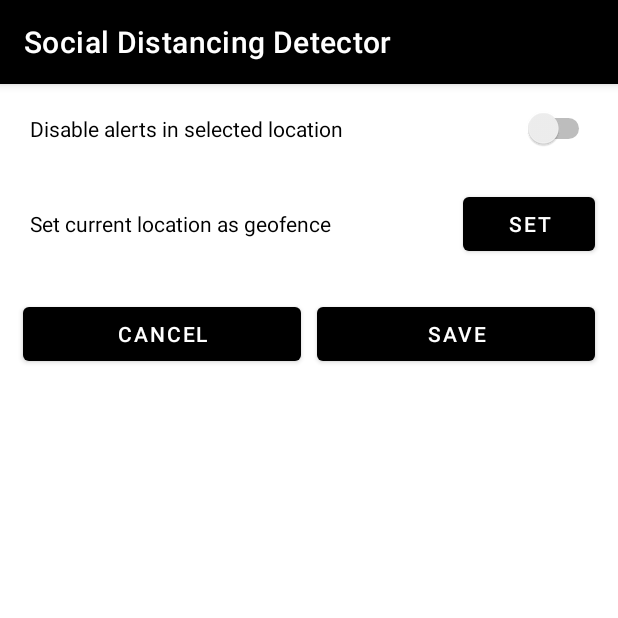
After one commit to ECE492CHDS1/CHDS, an Android app: the SettingsActivity screen opened directly, with no data from a screen before it, on a phone screen of 412 x 824 dp, the top half of it. The commit adds this screen. Run offline under Robolectric (Android 15) with nearby library versions, the phone set to English and light mode, and no system bars.

Commit message:
Added settings activity buttons

```diff
--- a/SW/app/src/main/AndroidManifest.xml
+++ b/SW/app/src/main/AndroidManifest.xml
@@ -18,7 +18,7 @@
         android:roundIcon="@mipmap/ic_launcher_round"
         android:supportsRtl="true"
         android:theme="@style/Theme.SocialDistancingDetector">
-
+        <activity android:name=".SettingsActivity"></activity>
 
         <meta-data
             android:name="come.google.android.nearby.messages.API_KEY"
--- /dev/null
+++ b/SW/app/src/main/java/com/chds/socialdistancingdetector/SettingsActivity.java
@@ -0,0 +1,14 @@
+package com.chds.socialdistancingdetector;
+
+import androidx.appcompat.app.AppCompatActivity;
+
+import android.os.Bundle;
+
+public class SettingsActivity extends AppCompatActivity {
+
+    @Override
+    protected void onCreate(Bundle savedInstanceState) {
+        super.onCreate(savedInstanceState);
+        setContentView(R.layout.activity_settings);
+    }
+}
--- /dev/null
+++ b/SW/app/src/main/res/layout/activity_settings.xml
@@ -0,0 +1,83 @@
+<?xml version="1.0" encoding="utf-8"?>
+<LinearLayout xmlns:android="http://schemas.android.com/apk/res/android"
+    xmlns:tools="http://schemas.android.com/tools"
+    android:layout_width="match_parent"
+    android:layout_height="match_parent"
+    xmlns:app="http://schemas.android.com/apk/res-auto"
+    android:orientation="vertical"
+    tools:context=".MainActivity">
+
+    <LinearLayout
+        android:layout_width="match_parent"
+        android:layout_height="wrap_content"
+        android:orientation="horizontal"
+        android:padding="10dp">
+
+        <TextView
+            android:layout_width="wrap_content"
+            android:layout_height="match_parent"
+            android:padding="10dp"
+            android:layout_weight="1"
+            android:text="Disable alerts in selected location"
+            android:textColor="@color/black"
+            android:gravity="center_vertical"/>
+
+        <Switch
+            android:id="@+id/geofence_switch"
+            android:layout_width="wrap_content"
+            android:layout_height="match_parent"
+            android:layout_marginRight="5dp"/>
+
+    </LinearLayout>
+
+    <LinearLayout
+        android:layout_width="match_parent"
+        android:layout_height="wrap_content"
+        android:orientation="horizontal"
+        android:padding="10dp">
+
+        <TextView
+            android:layout_width="wrap_content"
+            android:layout_height="match_parent"
+            android:padding="10dp"
+            android:layout_weight="1"
+            android:text="Set current location as geofence"
+            android:textColor="@color/black"
+            android:gravity="center_vertical"/>
+
+        <Button
+            android:id="@+id/set_geofence_button"
+            android:layout_width="wrap_content"
+            android:layout_height="match_parent"
+            android:layout_marginRight="5dp"
+            android:text="Set"/>
+
+    </LinearLayout>
+
+    <LinearLayout
+        android:layout_width="match_parent"
+        android:layout_height="wrap_content"
+        android:orientation="horizontal"
+        android:padding="10dp">
+
+        <Button
+            android:id="@+id/cancel_button"
+            android:layout_width="180dp"
+            android:layout_height="wrap_content"
+            android:layout_weight="1"
+            android:layout_margin="5dp"
+            android:text="Cancel"
+        />
+
+        <Button
+            android:id="@+id/save_button"
+            android:layout_width="180dp"
+            android:layout_height="wrap_content"
+            android:layout_weight="1"
+            android:layout_margin="5dp"
+            android:text="Save"
+        />
+
+    </LinearLayout>
+
+</LinearLayout>
--- a/SW/app/src/main/res/layout/fragment_scanning.xml
+++ b/SW/app/src/main/res/layout/fragment_scanning.xml
@@ -5,10 +5,4 @@
     android:layout_height="match_parent"
     tools:context=".ScanningFragment">
 
-    <!-- TODO: Update blank fragment layout -->
-    <TextView
-        android:layout_width="match_parent"
-        android:layout_height="match_parent"
-        android:text="@string/hello_blank_fragment" />
-
 </FrameLayout>
--- a/SW/app/src/main/res/values/colors.xml
+++ b/SW/app/src/main/res/values/colors.xml
@@ -7,4 +7,5 @@
     <color name="teal_700">#FF018786</color>
     <color name="black">#FF000000</color>
     <color name="white">#FFFFFFFF</color>
+    <color name="grey">#434343</color>
 </resources>
--- a/SW/app/src/main/res/values/themes.xml
+++ b/SW/app/src/main/res/values/themes.xml
@@ -2,8 +2,8 @@
     <!-- Base application theme. -->
     <style name="Theme.SocialDistancingDetector" parent="Theme.MaterialComponents.DayNight.DarkActionBar">
         <!-- Primary brand color. -->
-        <item name="colorPrimary">@color/purple_500</item>
-        <item name="colorPrimaryVariant">@color/purple_700</item>
+        <item name="colorPrimary">@color/black</item>
+        <item name="colorPrimaryVariant">@color/black</item>
         <item name="colorOnPrimary">@color/white</item>
         <!-- Secondary brand color. -->
         <item name="colorSecondary">@color/teal_200</item>
```
